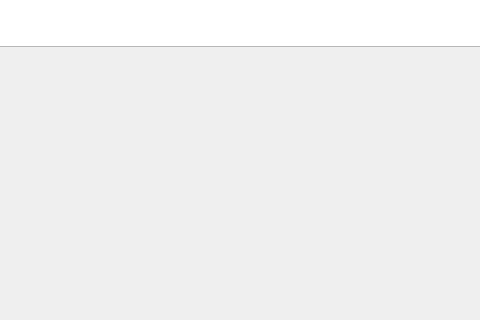
Old version of the form Libs/DICOM/Widgets/Resources/UI/ctkDICOMAppWidget.ui in the repository commontk/CTK; both pictures show x 167 to 647 and y 318 to 638 of the 739 by 638 pixel window.
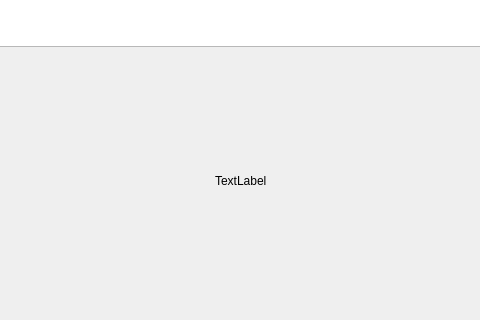
New version of the form. Custom widgets are drawn as their Qt base class.

Commit message: Added placeholder QLabel for the image preview

```diff
--- a/Libs/DICOM/Widgets/Resources/UI/ctkDICOMAppWidget.ui
+++ b/Libs/DICOM/Widgets/Resources/UI/ctkDICOMAppWidget.ui
@@ -123,13 +123,22 @@
         </widget>
        </item>
        <item>
-        <widget class="QWidget" name="previewWidget" native="true">
+        <widget class="QFrame" name="previewFrame">
          <property name="minimumSize">
           <size>
            <width>256</width>
            <height>256</height>
           </size>
          </property>
+         <layout class="QVBoxLayout" name="verticalLayout_3">
+          <item>
+           <widget class="QLabel" name="imagePreview">
+            <property name="text">
+             <string>TextLabel</string>
+            </property>
+           </widget>
+          </item>
+         </layout>
         </widget>
        </item>
       </layout>
```
